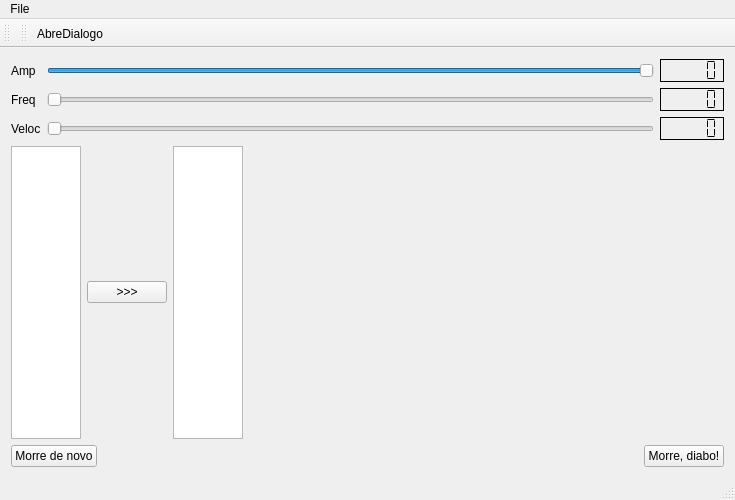
The window that helloqt/mainwindow.ui (agostinhobritojr/dca1202) describes before a commit, drawn with Qt 5.
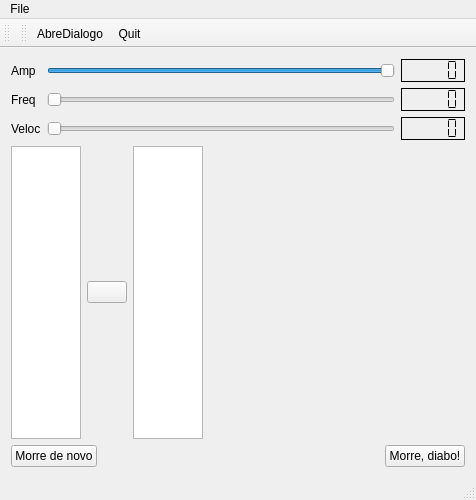
The same window after the commit. Icons and pictures are not drawn. Custom widgets are drawn as their Qt base class.

```diff
--- a/helloqt/mainwindow.ui
+++ b/helloqt/mainwindow.ui
@@ -6,7 +6,7 @@
    <rect>
     <x>0</x>
     <y>0</y>
-    <width>735</width>
+    <width>476</width>
     <height>500</height>
    </rect>
   </property>
@@ -107,7 +107,11 @@
         <item>
          <widget class="QPushButton" name="pushButtonCopia">
           <property name="text">
-           <string>&gt;&gt;&gt;</string>
+           <string/>
+          </property>
+          <property name="icon">
+           <iconset resource="resources.qrc">
+            <normaloff>:/resources/morre.png</normaloff>:/resources/morre.png</iconset>
           </property>
          </widget>
         </item>
@@ -159,7 +163,7 @@
     <rect>
      <x>0</x>
      <y>0</y>
-     <width>735</width>
+     <width>476</width>
      <height>22</height>
     </rect>
    </property>
@@ -191,12 +195,22 @@
     <bool>false</bool>
    </attribute>
    <addaction name="actionAbreDialogo"/>
+   <addaction name="actionQuit"/>
   </widget>
   <action name="actionAbreDialogo">
    <property name="text">
     <string>AbreDialogo</string>
    </property>
   </action>
+  <action name="actionQuit">
+   <property name="icon">
+    <iconset resource="resources.qrc">
+     <normaloff>:/resources/morre.png</normaloff>:/resources/morre.png</iconset>
+   </property>
+   <property name="text">
+    <string>Quit</string>
+   </property>
+  </action>
  </widget>
  <layoutdefault spacing="6" margin="11"/>
  <customwidgets>
```
Left out of the diff: 21 changed lines with no effect on the pictures.
